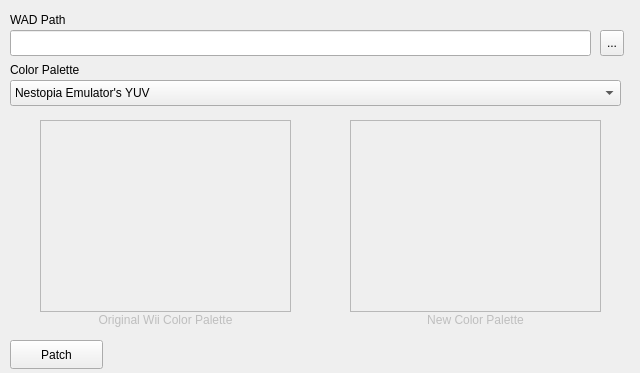
dylanp14132/wii-nes-palette-tool, file mainwindow.ui: the form before one commit.
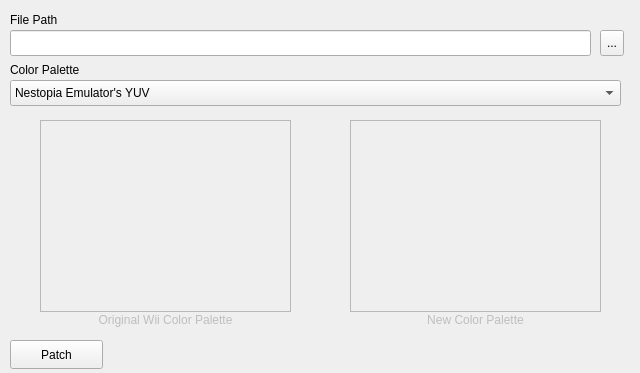
The form after the commit.

The edit to the form file:
```diff
--- a/mainwindow.ui
+++ b/mainwindow.ui
@@ -12,19 +12,28 @@
   </property>
   <property name="minimumSize">
    <size>
-    <width>0</width>
-    <height>0</height>
+    <width>640</width>
+    <height>373</height>
    </size>
   </property>
   <property name="maximumSize">
    <size>
     <width>640</width>
-    <height>395</height>
+    <height>373</height>
    </size>
   </property>
   <property name="windowTitle">
    <string>Wii VC NES Color Palette Tool</string>
   </property>
+  <property name="iconSize">
+   <size>
+    <width>24</width>
+    <height>24</height>
+   </size>
+  </property>
+  <property name="toolButtonStyle">
+   <enum>Qt::ToolButtonStyle::ToolButtonIconOnly</enum>
+  </property>
   <widget class="QWidget" name="centralwidget">
    <widget class="QLabel" name="fileLabel">
     <property name="geometry">
@@ -36,7 +45,7 @@
      </rect>
     </property>
     <property name="text">
-     <string>WAD Path</string>
+     <string>File Path</string>
     </property>
    </widget>
    <widget class="QLineEdit" name="fileText">
```
